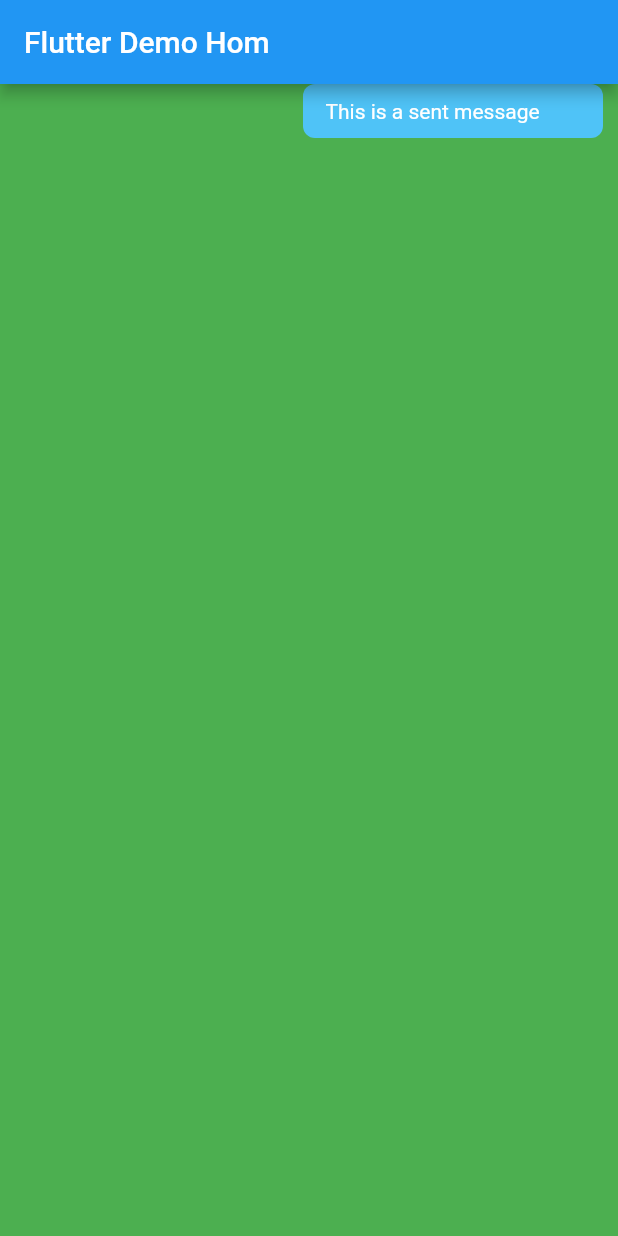
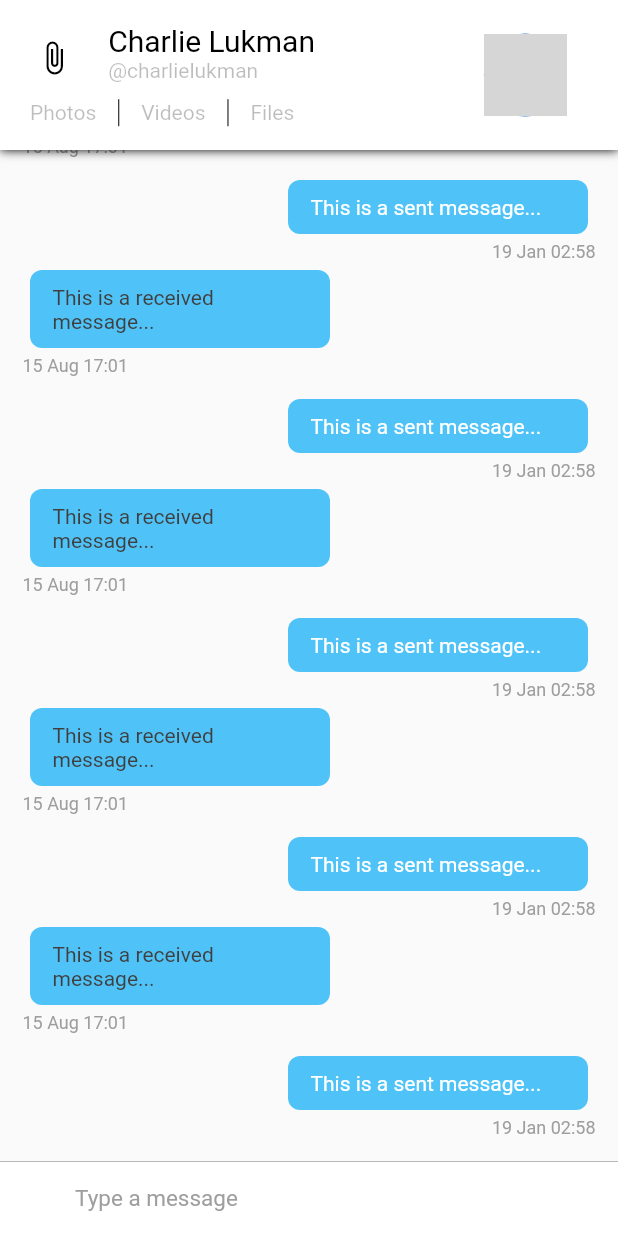
Before and after one commit to charlielukman/flutterchat, a Flutter app: the screen it shows after launch, on a phone screen of 412 x 824 dp. Run offline on Flutter 3.47's test engine with Material 2 defaults, Android fonts, the phone set to English and light mode, and no system bars; grey boxes are pictures that could not be loaded.

Commit message:
commit UI chat list

```diff
--- a/lib/main.dart
+++ b/lib/main.dart
@@ -1,5 +1,5 @@
 import 'package:flutter/material.dart';
-import 'package:flutterchat/widgets/ChatItemWidget.dart';
+import 'package:flutterchat/pages/ConversationPageList.dart';
 
 void main() => runApp(MyApp());
 
@@ -8,11 +8,10 @@ class MyApp extends StatelessWidget {
   @override
   Widget build(BuildContext context) {
     return MaterialApp(
-      title: 'Flutter Chat App',
       theme: ThemeData(
         primarySwatch: Colors.blue,
       ),
-      home: MyHomePage(title: 'Flutter Demo Hom'),
+      home:ConversationPageList(),
     );
   }
 }
@@ -30,15 +29,24 @@ class _MyHomePageState extends State<MyHomePage> {
 
   @override
   Widget build(BuildContext context) {
-    return Scaffold(
-      appBar: AppBar(
-        // Here we take the value from the MyHomePage object that was created by
-        // the App.build method, and use it to set our appbar title.
-        title: Text(widget.title),
-      ),
-      body: Center(
-        child: ChatItemWidget(2)
-      )
-    );
+    // return Scaffold(
+    //   appBar: AppBar(
+    //     // Here we take the value from the MyHomePage object that was created by
+    //     // the App.build method, and use it to set our appbar title.
+    //     title: Text(widget.title),
+    //   ),
+    //   body: Container(
+    //     child: Column(
+    //       children: <Widget>[
+    //         ChatListWidget(),
+
+    //       ],
+    //     )
+
+
+    //   )
+    // );
+
+    return Container(child: ConversationPageList());
   }
 }
--- a/lib/pages/ConversationPageList.dart
+++ b/lib/pages/ConversationPageList.dart
@@ -0,0 +1,37 @@
+import 'package:flutter/material.dart';
+import 'ConversationPage.dart';
+
+class ConversationPageList extends StatefulWidget {
+
+  @override
+  _ConversationPageListState createState() => _ConversationPageListState();
+}
+
+class _ConversationPageListState extends State<ConversationPageList> {
+  // PageController _pageController;
+
+  // @override
+  // void initState(){
+  //   super.initState();
+  //   _pageController = PageController();
+  // }
+
+  // @override
+  // void dispose() {
+  //   _pageController.dispose();
+  //   super.dispose();
+  // }
+
+  @override
+  Widget build(BuildContext context) {
+    return PageView(
+      // controller: _pageController,
+      children: <Widget>[
+        ConversationPage(),
+        ConversationPage(),
+        ConversationPage()
+      ],
+    );
+
+  }
+}
--- a/lib/widgets/ChatAppBar.dart
+++ b/lib/widgets/ChatAppBar.dart
@@ -48,8 +48,8 @@ class ChatAppBar extends StatelessWidget implements PreferredSizeWidget {
                                   mainAxisAlignment: MainAxisAlignment.center,
                                   mainAxisSize: MainAxisSize.min,
                                   children: <Widget>[
-                                    Text('Aditya Gurjar', style: textHeading),
-                                    Text('@adityagurjar', style: textStyle)
+                                    Text('Charlie Lukman', style: textHeading),
+                                    Text('@charlielukman', style: textStyle)
                                   ],
                                 ))),
                           ],
--- a/lib/widgets/ChatItemWidget.dart
+++ b/lib/widgets/ChatItemWidget.dart
@@ -3,7 +3,7 @@ import 'package:flutterchat/config/Palette.dart';
 import 'package:intl/intl.dart';
 
 class ChatItemWidget extends StatelessWidget {
-  var index;
+  final int index;
 
   ChatItemWidget(this.index);
 
@@ -17,7 +17,7 @@ class ChatItemWidget extends StatelessWidget {
             children: <Widget>[
               Container(
                 child: Text(
-                  'This is a sent message',
+                  'This is a sent message...',
                   style: TextStyle(color: Palette.selfMessageColor)
                 ),
                 padding: EdgeInsets.fromLTRB(15.0, 10.0, 15.0, 10.0),
@@ -30,11 +30,65 @@ class ChatItemWidget extends StatelessWidget {
               )
             ],
             mainAxisAlignment: MainAxisAlignment.end,
+          ),
+          Row(
+            mainAxisAlignment: MainAxisAlignment.end,
+            children: <Widget>[
+              Container(
+                child: Text(
+                  DateFormat('dd MMM kk:mm')
+                    .format(DateTime.fromMicrosecondsSinceEpoch(1565888474278)),
+                  style: TextStyle(
+                    color: Palette.greyColor,
+                    fontSize: 12.0,
+                    fontStyle: FontStyle.normal
+                  ),
+                ),
+                margin: EdgeInsets.only(left: 5.0, top: 5.0, bottom: 5.0, right: 5.0),
+              )
+            ],
           )
         ],),
-        color: Colors.green,
       );
-
+    }
+    else {
+      return Container(
+        child: Column(
+          children: <Widget>[
+            Row(
+              children: <Widget>[
+                Container(
+                  child: Text(
+                    'This is a received message...',
+                    style: TextStyle(color: Palette.otherMessageColor)
+                  ),
+                  padding: EdgeInsets.fromLTRB(15.0, 10.0, 15.0, 10.0),
+                  width: 200,
+                  decoration: BoxDecoration(
+                    color: Palette.selfMessageBackgroundColor,
+                    borderRadius: BorderRadius.circular(8.0),
+                  ),
+                  margin: EdgeInsets.only(left: 10.0),
+                )
+              ],
+            ),
+            Container(
+              child: Text(
+                DateFormat('dd MMM kk:mm')
+                  .format(DateTime.fromMillisecondsSinceEpoch(1565888474278)),
+                style: TextStyle(
+                  color: Palette.greyColor,
+                  fontSize: 12.0,
+                  fontStyle: FontStyle.normal
+                ),
+              ),
+              margin: EdgeInsets.only(left: 5.0, top: 5.0, bottom: 5.0)
+            )
+          ],
+          crossAxisAlignment: CrossAxisAlignment.start,
+        ),
+        margin: EdgeInsets.only(bottom: 10.0),
+      );
     }
   }
 }
--- a/lib/widgets/ChatListWidget.dart
+++ b/lib/widgets/ChatListWidget.dart
@@ -0,0 +1,20 @@
+import 'package:flutter/material.dart';
+import 'ChatItemWidget.dart';
+
+class ChatListWidget extends StatelessWidget{
+
+  final ScrollController listScrollController = new ScrollController();
+
+  @override
+  Widget build(BuildContext context) {
+    return Flexible(
+      child: ListView.builder(
+        padding: EdgeInsets.all(10.0),
+        itemBuilder: (context, index) => ChatItemWidget(index),
+        itemCount: 20,
+        reverse: true,
+        controller: listScrollController,
+      ),
+    );
+  }
+}
--- a/lib/widgets/InputWidget.dart
+++ b/lib/widgets/InputWidget.dart
@@ -0,0 +1,61 @@
+import 'package:flutter/material.dart';
+import 'package:flutterchat/config/Palette.dart';
+
+class InputWidget extends StatelessWidget {
+
+  final TextEditingController textEditingController = new TextEditingController();
+
+  @override
+  Widget build(BuildContext context) {
+    return Container(
+      child: Row(
+        children: <Widget>[
+          Material(
+            child: Container(
+              margin: EdgeInsets.symmetric(horizontal: 1.0),
+              child: IconButton(
+                icon: Icon(Icons.face),
+                color: Palette.primaryColor,
+                onPressed: ()=>{},
+              ),
+            ),
+            color: Colors.white,
+          ),
+
+          // Text input
+          Flexible(
+            child: Container(
+              child: TextField(
+                style: TextStyle(color: Palette.primaryTextColor, fontSize: 15.0),
+                controller: textEditingController,
+                decoration: InputDecoration.collapsed(
+                  hintText: 'Type a message',
+                  hintStyle: TextStyle(color: Palette.greyColor),
+                ),
+              ),
+            ),
+          ),
+
+          // Send Message Button
+          Material(
+            child: Container(
+              margin: EdgeInsets.symmetric(horizontal: 8.0),
+              child: IconButton(
+                icon: Icon(Icons.send),
+                onPressed: () => {},
+                color: Palette.primaryColor,
+              ),
+            ),
+            color: Colors.white,
+          ),
+        ],
+      ),
+      width: double.infinity,
+      height: 50.0,
+      decoration: BoxDecoration(
+          border: Border(
+              top: BorderSide(color: Palette.greyColor, width: 0.5)),
+          color: Colors.white),
+    );
+  }
+}
```
